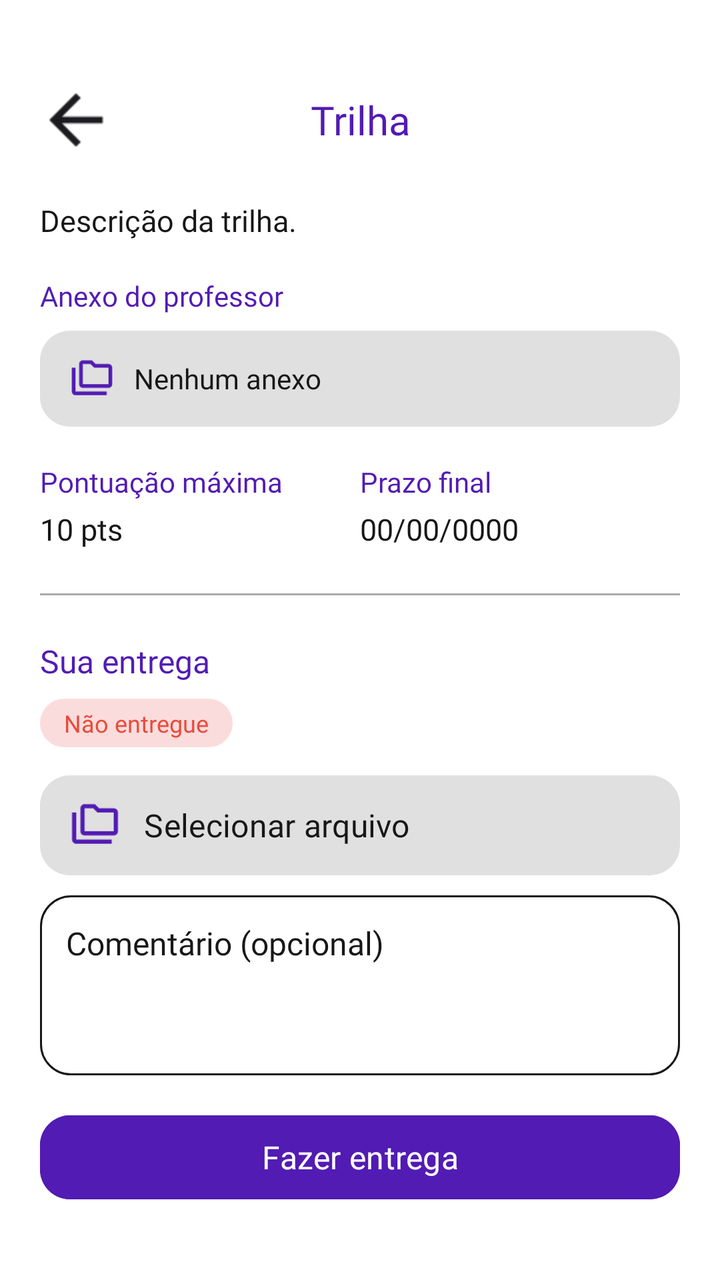
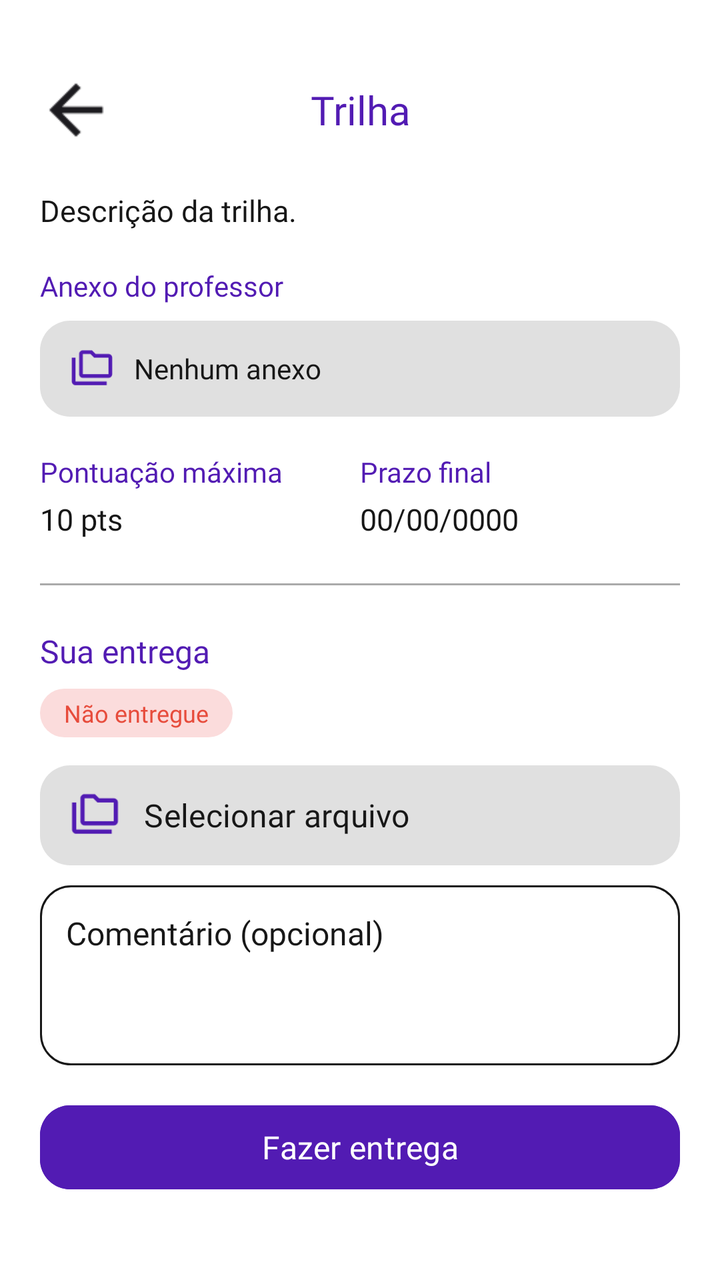

Screens rendered from an Android XML layout before and after an edit, with the pre-edit source and the edit as a unified diff.
<!-- AndroidManifest.xml: application theme Theme.MeuFuturoAgora -->
<!-- res/layout/activity_tela_atividade_aluno.xml -->
<?xml version="1.0" encoding="utf-8"?>
<androidx.constraintlayout.widget.ConstraintLayout xmlns:android="http://schemas.android.com/apk/res/android"
    xmlns:app="http://schemas.android.com/apk/res-auto"
    xmlns:tools="http://schemas.android.com/tools"
    android:id="@+id/main"
    android:layout_width="match_parent"
    android:layout_height="match_parent"
    android:background="@android:color/white"
    tools:context=".TelaAtividadeAluno">

    <ImageView
        android:id="@+id/btnVoltar"
        android:layout_width="40dp"
        android:layout_height="40dp"
        android:layout_marginStart="18dp"
        android:layout_marginTop="40dp"
        android:contentDescription="Voltar"
        android:scaleType="centerInside"
        android:src="@drawable/seta_voltar"
        app:layout_constraintStart_toStartOf="parent"
        app:layout_constraintTop_toTopOf="parent" />

    <TextView
        android:id="@+id/tvTituloAtividadeAluno"
        android:layout_width="0dp"
        android:layout_height="50dp"
        android:fontFamily="@font/poppins_bold"
        android:gravity="center"
        android:maxLines="1"
        android:ellipsize="end"
        android:text="Trilha"
        android:textColor="@color/roxo_primario"
        android:textSize="20sp"
        app:layout_constraintBottom_toBottomOf="@id/btnVoltar"
        app:layout_constraintEnd_toEndOf="parent"
        app:layout_constraintStart_toStartOf="parent"
        app:layout_constraintTop_toTopOf="@id/btnVoltar" />

    <ScrollView
        android:layout_width="match_parent"
        android:layout_height="0dp"
        android:clipToPadding="false"
        android:paddingStart="20dp"
        android:paddingEnd="20dp"
        android:paddingBottom="24dp"
        app:layout_constraintBottom_toBottomOf="parent"
        app:layout_constraintEnd_toEndOf="parent"
        app:layout_constraintStart_toStartOf="parent"
        app:layout_constraintTop_toBottomOf="@id/btnVoltar">

        <LinearLayout
            android:layout_width="match_parent"
            android:layout_height="wrap_content"
            android:orientation="vertical"
            android:paddingTop="20dp">

            <TextView
                android:id="@+id/tvDescricaoAtividadeAluno"
                android:layout_width="match_parent"
                android:layout_height="wrap_content"
                android:fontFamily="@font/poppins_regular"
                android:text="Descrição da trilha."
                android:textColor="@color/texto_escuro"
                android:textSize="15sp" />

            <TextView
                android:layout_width="wrap_content"
                android:layout_height="wrap_content"
                android:layout_marginTop="18dp"
                android:fontFamily="@font/poppins_semibold"
                android:text="Anexo do professor"
                android:textColor="@color/roxo_primario"
                android:textSize="14sp" />

            <LinearLayout
                android:id="@+id/itemAnexoProfessor"
                android:layout_width="match_parent"
                android:layout_height="48dp"
                android:layout_marginTop="8dp"
                android:background="@drawable/bg_botao_arquivo"
                android:gravity="center_vertical"
                android:orientation="horizontal"
                android:paddingStart="15dp"
                android:paddingEnd="15dp">

                <ImageView
                    android:layout_width="22dp"
                    android:layout_height="22dp"
                    android:contentDescription="@null"
                    android:src="@drawable/ic_arquivo" />

                <TextView
                    android:id="@+id/tvNomeAnexoProfessor"
                    android:layout_width="0dp"
                    android:layout_height="wrap_content"
                    android:layout_marginStart="10dp"
                    android:layout_weight="1"
                    android:ellipsize="end"
                    android:fontFamily="@font/poppins_regular"
                    android:maxLines="1"
                    android:text="Nenhum anexo"
                    android:textColor="@color/texto_escuro"
                    android:textSize="14sp" />

            </LinearLayout>

            <LinearLayout
                android:id="@+id/itemLinkProfessor"
                android:layout_width="match_parent"
                android:layout_height="48dp"
                android:layout_marginTop="8dp"
                android:background="@drawable/bg_botao_arquivo"
                android:gravity="center_vertical"
                android:orientation="horizontal"
                android:paddingStart="15dp"
                android:paddingEnd="15dp"
                android:visibility="gone">

                <ImageView
                    android:layout_width="22dp"
                    android:layout_height="22dp"
                    android:contentDescription="@null"
                    android:src="@drawable/ic_link" />

                <TextView
                    android:id="@+id/tvLinkProfessor"
                    android:layout_width="0dp"
                    android:layout_height="wrap_content"
                    android:layout_marginStart="10dp"
                    android:layout_weight="1"
                    android:ellipsize="end"
                    android:fontFamily="@font/poppins_regular"
                    android:maxLines="1"
                    android:text="Link da trilha"
                    android:textColor="@color/texto_escuro"
                    android:textSize="14sp" />

            </LinearLayout>

            <LinearLayout
                android:layout_width="match_parent"
                android:layout_height="wrap_content"
                android:layout_marginTop="18dp"
                android:orientation="horizontal">

                <LinearLayout
                    android:layout_width="0dp"
                    android:layout_height="wrap_content"
                    android:layout_weight="1"
                    android:orientation="vertical">

                    <TextView
                        android:layout_width="wrap_content"
                        android:layout_height="wrap_content"
                        android:fontFamily="@font/poppins_semibold"
                        android:text="Pontuação máxima"
                        android:textColor="@color/roxo_primario"
                        android:textSize="14sp" />

                    <TextView
                        android:id="@+id/tvPontuacaoMaximaAluno"
                        android:layout_width="wrap_content"
                        android:layout_height="wrap_content"
                        android:layout_marginTop="4dp"
                        android:fontFamily="@font/poppins_regular"
                        android:text="10 pts"
                        android:textColor="@color/texto_escuro"
                        android:textSize="15sp" />

                </LinearLayout>

                <LinearLayout
                    android:layout_width="0dp"
                    android:layout_height="wrap_content"
                    android:layout_weight="1"
                    android:orientation="vertical">

                    <TextView
                        android:layout_width="wrap_content"
                        android:layout_height="wrap_content"
                        android:fontFamily="@font/poppins_semibold"
                        android:text="Prazo final"
                        android:textColor="@color/roxo_primario"
                        android:textSize="14sp" />

                    <TextView
                        android:id="@+id/tvPrazoFinalAluno"
                        android:layout_width="wrap_content"
                        android:layout_height="wrap_content"
                        android:layout_marginTop="4dp"
                        android:fontFamily="@font/poppins_regular"
                        android:text="00/00/0000"
                        android:textColor="@color/texto_escuro"
                        android:textSize="15sp" />

                </LinearLayout>

            </LinearLayout>

            <View
                android:layout_width="match_parent"
                android:layout_height="1dp"
                android:layout_marginTop="22dp"
                android:background="@color/linha_cinza" />

            <TextView
                android:layout_width="wrap_content"
                android:layout_height="wrap_content"
                android:layout_marginTop="22dp"
                android:fontFamily="@font/poppins_bold"
                android:text="Sua entrega"
                android:textColor="@color/roxo_primario"
                android:textSize="16sp" />

            <TextView
                android:id="@+id/tvStatusEntregaAluno"
                android:layout_width="wrap_content"
                android:layout_height="wrap_content"
                android:layout_marginTop="8dp"
                android:background="@drawable/bg_pill_vermelho"
                android:fontFamily="@font/poppins_semibold"
                android:paddingStart="12dp"
                android:paddingTop="4dp"
                android:paddingEnd="12dp"
                android:paddingBottom="4dp"
                android:text="Não entregue"
                android:textColor="@color/vermelho_erro"
                android:textSize="12sp" />

            

            <LinearLayout
                android:id="@+id/layoutEnvioAluno"
                android:layout_width="match_parent"
                android:layout_height="wrap_content"
                android:orientation="vertical">

                <com.google.android.material.button.MaterialButton
                    android:id="@+id/btnSelecionarArquivoAluno"
                    android:layout_width="match_parent"
                    android:layout_height="50dp"
                    android:layout_marginTop="14dp"
                    android:background="@drawable/bg_botao_arquivo"
                    android:ellipsize="end"
                    android:fontFamily="@font/poppins_bold"
                    android:maxLines="1"
                    android:paddingStart="15dp"
                    android:paddingEnd="15dp"
                    android:text="Selecionar arquivo"
                    android:textAlignment="viewStart"
                    android:textAllCaps="false"
                    android:textColor="@color/texto_escuro"
                    android:textSize="16sp"
                    app:backgroundTint="@null"
                    app:icon="@drawable/ic_arquivo"
                    app:iconGravity="textStart"
                    app:iconPadding="12dp"
                    app:iconSize="25dp"
                    app:iconTint="@null"
                    app:strokeWidth="0dp" />

                <EditText
                    android:id="@+id/edtComentarioAluno"
                    android:layout_width="match_parent"
                    android:layout_height="90dp"
                    android:layout_marginTop="10dp"
                    android:background="@drawable/bg_campo_criar_atividade"
                    android:fontFamily="@font/poppins_regular"
                    android:gravity="top|start"
                    android:hint="Comentário (opcional)"
                    android:inputType="textMultiLine"
                    android:padding="13dp"
                    android:textColor="#171717"
                    android:textColorHint="#171717"
                    android:textSize="16sp" />

                <com.google.android.material.button.MaterialButton
                    android:id="@+id/btnFazerEntrega"
                    android:layout_width="match_parent"
                    android:layout_height="50dp"
                    android:layout_marginTop="16dp"
                    android:backgroundTint="@color/roxo_primario"
                    android:fontFamily="@font/poppins_bold"
                    android:text="Fazer entrega"
                    android:textAllCaps="false"
                    android:textColor="@android:color/white"
                    android:textSize="16sp"
                    app:cornerRadius="15dp" />

            </LinearLayout>

            

            <LinearLayout
                android:id="@+id/layoutAvaliacaoAluno"
                android:layout_width="match_parent"
                android:layout_height="wrap_content"
                android:orientation="vertical"
                android:visibility="gone">

                <TextView
                    android:layout_width="wrap_content"
                    android:layout_height="wrap_content"
                    android:layout_marginTop="16dp"
                    android:fontFamily="@font/poppins_semibold"
                    android:text="Nota"
                    android:textColor="@color/roxo_primario"
                    android:textSize="14sp" />

                <TextView
                    android:id="@+id/tvNotaAluno"
                    android:layout_width="wrap_content"
                    android:layout_height="wrap_content"
                    android:layout_marginTop="4dp"
                    android:fontFamily="@font/poppins_bold"
                    android:text="—"
                    android:textColor="@color/texto_escuro"
                    android:textSize="22sp" />

                <TextView
                    android:layout_width="wrap_content"
                    android:layout_height="wrap_content"
                    android:layout_marginTop="14dp"
                    android:fontFamily="@font/poppins_semibold"
                    android:text="Comentário do professor"
                    android:textColor="@color/roxo_primario"
                    android:textSize="14sp" />

                <TextView
                    android:id="@+id/tvComentarioProfessorAluno"
                    android:layout_width="match_parent"
                    android:layout_height="wrap_content"
                    android:layout_marginTop="6dp"
                    android:background="@drawable/bg_campo_criar_atividade"
                    android:fontFamily="@font/poppins_regular"
                    android:minHeight="60dp"
                    android:padding="13dp"
                    android:text="—"
                    android:textColor="@color/texto_escuro"
                    android:textSize="15sp" />

            </LinearLayout>

        </LinearLayout>

    </ScrollView>

</androidx.constraintlayout.widget.ConstraintLayout>
<!-- resources referenced by this layout -->
<resources>
  <color name="linha_cinza">#AAAAAA</color>
  <color name="roxo_primario">#521BB3</color>
  <color name="texto_escuro">#171717</color>
  <color name="vermelho_erro">#E74C3C</color>
  <!-- drawable bg_botao_arquivo (drawable) -->
  <?xml version="1.0" encoding="utf-8"?>
  <shape xmlns:android="http://schemas.android.com/apk/res/android"
      android:shape="rectangle">
  
      <solid android:color="#E0E0E0" />
  
      <corners android:radius="15dp" />
  
  </shape>
  <!-- drawable bg_campo_criar_atividade (drawable) -->
  <?xml version="1.0" encoding="utf-8"?>
  <shape xmlns:android="http://schemas.android.com/apk/res/android"
      android:shape="rectangle">
  
      <solid android:color="@android:color/white" />
  
      <stroke
          android:width="1dp"
          android:color="#171717" />
  
      <corners android:radius="15dp" />
  
  </shape>
  <!-- drawable bg_pill_vermelho (drawable) -->
  <?xml version="1.0" encoding="utf-8"?>
  <shape xmlns:android="http://schemas.android.com/apk/res/android"
      android:shape="rectangle">
  
      <solid android:color="#FBDCDC" />
  
      <corners android:radius="20dp" />
  
  </shape>
  <!-- drawable ic_arquivo: png bitmap (drawable, 496 bytes) -->
  <!-- drawable ic_link (drawable) -->
  <?xml version="1.0" encoding="utf-8"?>
  <vector xmlns:android="http://schemas.android.com/apk/res/android"
      android:width="24dp"
      android:height="24dp"
      android:viewportWidth="24"
      android:viewportHeight="24">
  
      <path
          android:fillColor="#FF000000"
          android:pathData="M3.9,12c0,-1.71 1.39,-3.1 3.1,-3.1h4L11,7L7,7c-2.76,0 -5,2.24 -5,5s2.24,5 5,5h4v-1.9L7,15.1c-1.71,0 -3.1,-1.39 -3.1,-3.1zM8,13h8v-2L8,11v2zM17,7h-4v1.9h4c1.71,0 3.1,1.39 3.1,3.1s-1.39,3.1 -3.1,3.1h-4L13,17h4c2.76,0 5,-2.24 5,-5s-2.24,-5 -5,-5z" />
  
  </vector>
  <!-- drawable seta_voltar: png bitmap (drawable, 265 bytes) -->
  <style name="Theme.MeuFuturoAgora" parent="Base.Theme.MeuFuturoAgora" />
  <style name="Base.Theme.MeuFuturoAgora" parent="Theme.Material3.DayNight.NoActionBar">
          <item name="android:navigationBarColor">@android:color/transparent</item>
      </style>
</resources>

<!-- the commit's change to res/layout/activity_tela_atividade_aluno.xml (unified diff, before → after) -->
@@ -13,7 +13,7 @@
         android:layout_width="40dp"
         android:layout_height="40dp"
         android:layout_marginStart="18dp"
-        android:layout_marginTop="40dp"
+        android:layout_marginTop="35dp"
         android:contentDescription="Voltar"
         android:scaleType="centerInside"
         android:src="@drawable/seta_voltar"
